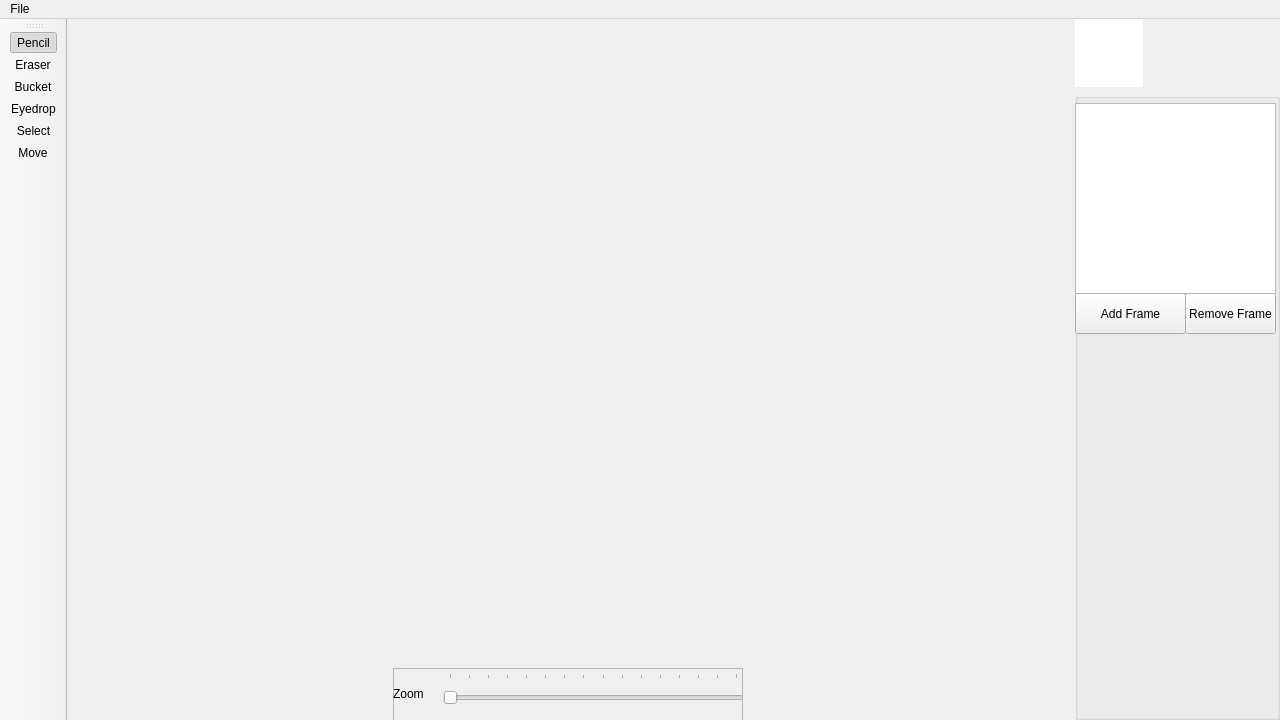
Before: the Qt Designer form view.ui in Kalean75/Sprite_Editor, drawn with Qt 5.
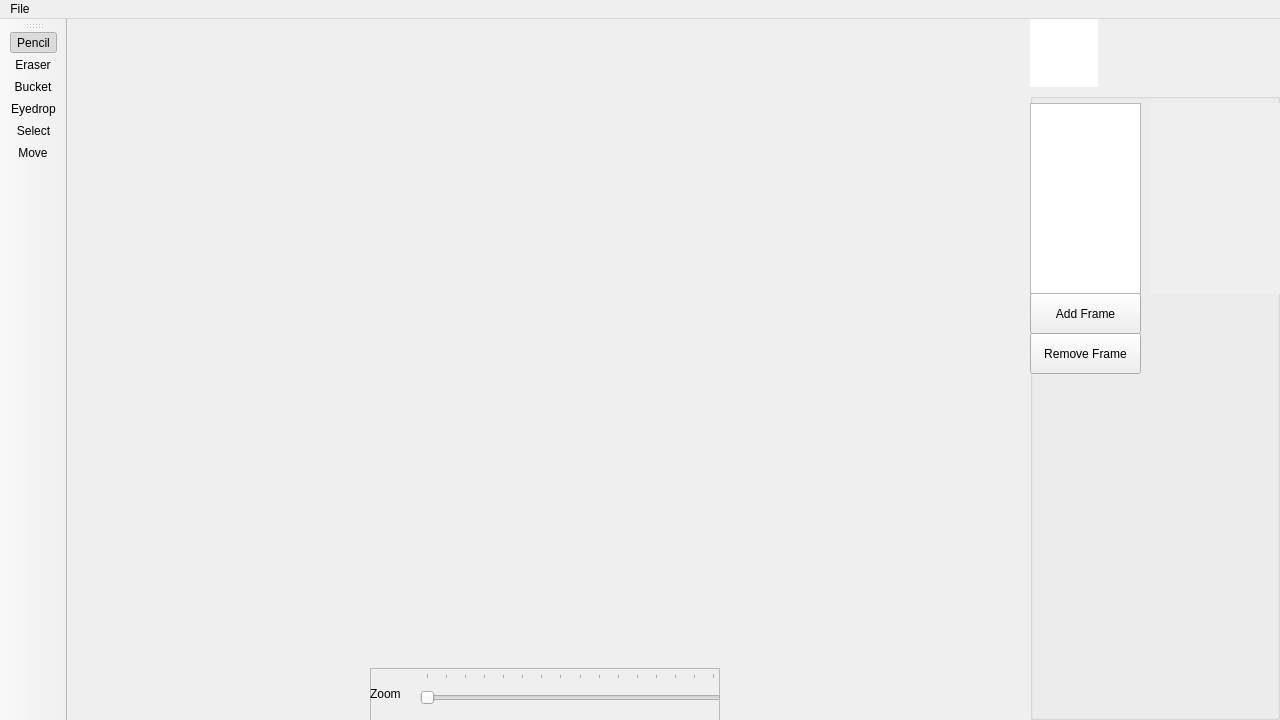
After: the same form once the commit is applied. Icons and pictures are not drawn.

Commit message: Added frame preview label(nonfunctional)

What changed in the file:
```diff
--- a/view.ui
+++ b/view.ui
@@ -244,7 +244,7 @@
         </property>
         <property name="minimumSize">
          <size>
-          <width>205</width>
+          <width>250</width>
           <height>0</height>
          </size>
         </property>
@@ -257,9 +257,9 @@
         <widget class="QPushButton" name="removeFrameButton">
          <property name="geometry">
           <rect>
-           <x>110</x>
-           <y>200</y>
-           <width>91</width>
+           <x>0</x>
+           <y>240</y>
+           <width>111</width>
            <height>41</height>
           </rect>
          </property>
@@ -294,7 +294,7 @@
           <rect>
            <x>0</x>
            <y>10</y>
-           <width>201</width>
+           <width>111</width>
            <height>191</height>
           </rect>
          </property>
@@ -305,6 +305,22 @@
           </sizepolicy>
          </property>
         </widget>
+        <widget class="QLabel" name="framePreview">
+         <property name="geometry">
+          <rect>
+           <x>120</x>
+           <y>10</y>
+           <width>131</width>
+           <height>191</height>
+          </rect>
+         </property>
+         <property name="autoFillBackground">
+          <bool>true</bool>
+         </property>
+         <property name="text">
+          <string/>
+         </property>
+        </widget>
        </widget>
       </item>
      </layout>
```
